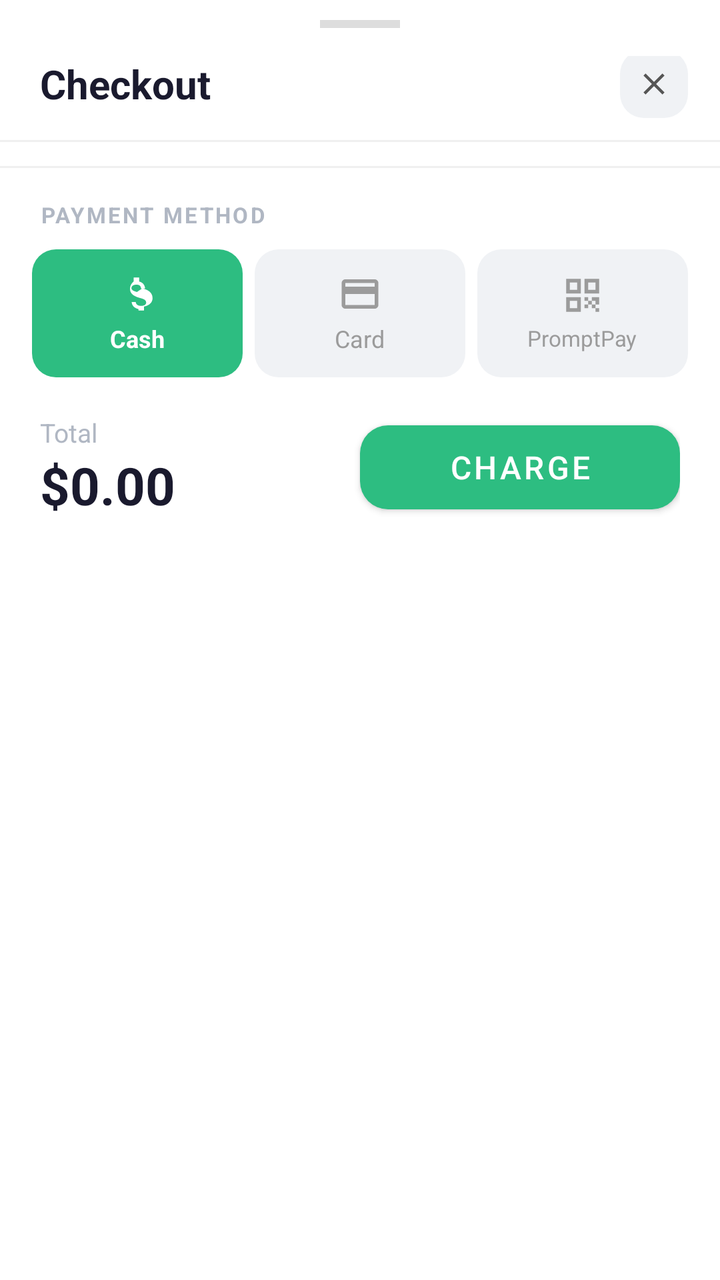
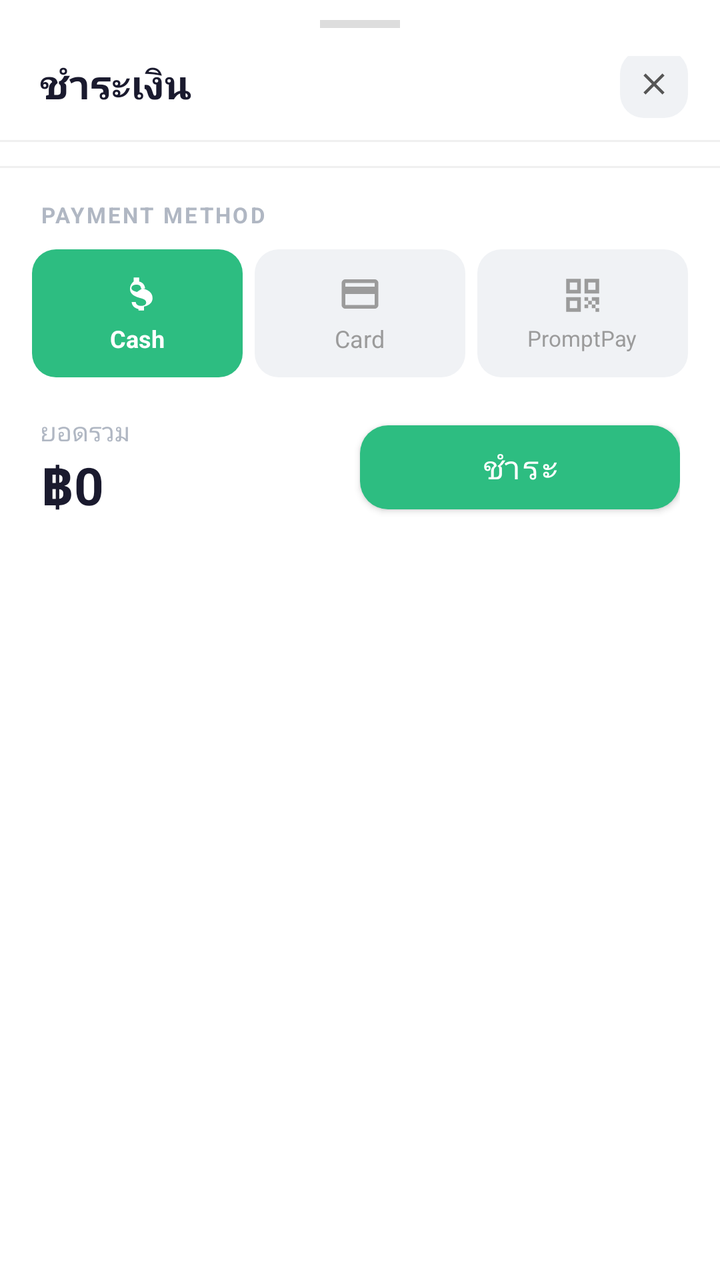

Before-and-after screenshots of an Android layout around one commit, followed by the original layout XML and the change that was made.
<!-- AndroidManifest.xml: application theme Theme.POS -->
<!-- res/layout/bottom_sheet_checkout.xml -->
<?xml version="1.0" encoding="utf-8"?>
<LinearLayout
    xmlns:android="http://schemas.android.com/apk/res/android"
    xmlns:app="http://schemas.android.com/apk/res-auto"
    android:layout_width="match_parent"
    android:layout_height="wrap_content"
    android:orientation="vertical"
    android:background="@android:color/white">

    
    <View
        android:layout_width="40dp"
        android:layout_height="4dp"
        android:layout_gravity="center_horizontal"
        android:layout_marginTop="10dp"
        android:background="#DDDDDD" />

    
    <RelativeLayout
        android:layout_width="match_parent"
        android:layout_height="wrap_content"
        android:paddingStart="20dp"
        android:paddingEnd="16dp"
        android:paddingTop="14dp"
        android:paddingBottom="8dp">

        <TextView
            android:layout_width="wrap_content"
            android:layout_height="wrap_content"
            android:text="Checkout"
            android:textColor="@color/text_title"
            android:textSize="20sp"
            android:textStyle="bold"
            android:layout_centerVertical="true" />

        <ImageView
            android:id="@+id/btnCloseCheckout"
            android:layout_width="34dp"
            android:layout_height="34dp"
            android:src="@drawable/ic_close"
            android:background="@drawable/bg_payment_unselected"
            android:padding="8dp"
            android:clickable="true"
            android:focusable="true"
            android:layout_alignParentEnd="true"
            android:layout_centerVertical="true" />
    </RelativeLayout>

    
    <View
        android:layout_width="match_parent"
        android:layout_height="1dp"
        android:background="#F0F0F0"
        android:layout_marginBottom="4dp" />

    
    <androidx.recyclerview.widget.RecyclerView
        android:id="@+id/rvCartItems"
        android:layout_width="match_parent"
        android:layout_height="wrap_content"
        android:maxHeight="260dp"
        android:nestedScrollingEnabled="false" />

    
    <View
        android:layout_width="match_parent"
        android:layout_height="1dp"
        android:background="#F0F0F0"
        android:layout_marginTop="8dp" />

    
    <TextView
        android:layout_width="wrap_content"
        android:layout_height="wrap_content"
        android:paddingStart="20dp"
        android:paddingTop="16dp"
        android:paddingBottom="10dp"
        android:text="PAYMENT METHOD"
        android:textColor="@color/text_subtitle"
        android:textSize="11sp"
        android:letterSpacing="0.1"
        android:textStyle="bold" />

    <LinearLayout
        android:layout_width="match_parent"
        android:layout_height="wrap_content"
        android:orientation="horizontal"
        android:paddingStart="16dp"
        android:paddingEnd="16dp"
        android:weightSum="3">

        
        <LinearLayout
            android:id="@+id/btnPayCash"
            android:layout_width="0dp"
            android:layout_height="64dp"
            android:layout_weight="1"
            android:layout_marginEnd="6dp"
            android:background="@drawable/bg_payment_selected"
            android:gravity="center"
            android:orientation="vertical"
            android:clickable="true"
            android:focusable="true">
            <ImageView
                android:layout_width="22dp"
                android:layout_height="22dp"
                android:src="@drawable/ic_cash"
                app:tint="@android:color/white" />
            <TextView
                android:layout_width="wrap_content"
                android:layout_height="wrap_content"
                android:text="Cash"
                android:textColor="@android:color/white"
                android:textSize="12sp"
                android:textStyle="bold"
                android:layout_marginTop="3dp" />
        </LinearLayout>

        
        <LinearLayout
            android:id="@+id/btnPayCard"
            android:layout_width="0dp"
            android:layout_height="64dp"
            android:layout_weight="1"
            android:layout_marginEnd="6dp"
            android:background="@drawable/bg_payment_unselected"
            android:gravity="center"
            android:orientation="vertical"
            android:clickable="true"
            android:focusable="true">
            <ImageView
                android:layout_width="22dp"
                android:layout_height="22dp"
                android:src="@drawable/ic_card"
                app:tint="@color/text_gray" />
            <TextView
                android:layout_width="wrap_content"
                android:layout_height="wrap_content"
                android:text="Card"
                android:textColor="@color/text_gray"
                android:textSize="12sp"
                android:layout_marginTop="3dp" />
        </LinearLayout>

        
        <LinearLayout
            android:id="@+id/btnPayPromptPay"
            android:layout_width="0dp"
            android:layout_height="64dp"
            android:layout_weight="1"
            android:background="@drawable/bg_payment_unselected"
            android:gravity="center"
            android:orientation="vertical"
            android:clickable="true"
            android:focusable="true">
            <ImageView
                android:layout_width="22dp"
                android:layout_height="22dp"
                android:src="@drawable/ic_qr"
                app:tint="@color/text_gray" />
            <TextView
                android:layout_width="wrap_content"
                android:layout_height="wrap_content"
                android:text="PromptPay"
                android:textColor="@color/text_gray"
                android:textSize="11sp"
                android:layout_marginTop="3dp" />
        </LinearLayout>
    </LinearLayout>

    
    <LinearLayout
        android:layout_width="match_parent"
        android:layout_height="wrap_content"
        android:orientation="horizontal"
        android:gravity="center_vertical"
        android:paddingStart="20dp"
        android:paddingEnd="20dp"
        android:paddingTop="18dp"
        android:paddingBottom="28dp">

        <LinearLayout
            android:layout_width="0dp"
            android:layout_height="wrap_content"
            android:layout_weight="1"
            android:orientation="vertical">
            <TextView
                android:layout_width="wrap_content"
                android:layout_height="wrap_content"
                android:text="Total"
                android:textColor="@color/text_subtitle"
                android:textSize="13sp" />
            <TextView
                android:id="@+id/tvCheckoutTotal"
                android:layout_width="wrap_content"
                android:layout_height="wrap_content"
                android:text="$0.00"
                android:textColor="@color/text_title"
                android:textSize="26sp"
                android:textStyle="bold" />
        </LinearLayout>

        <com.google.android.material.button.MaterialButton
            android:id="@+id/btnCharge"
            android:layout_width="160dp"
            android:layout_height="54dp"
            android:text="Charge"
            android:textSize="16sp"
            android:textColor="@android:color/white"
            app:backgroundTint="@color/green_primary"
            app:cornerRadius="14dp" />
    </LinearLayout>

</LinearLayout>
<!-- resources referenced by this layout -->
<resources>
  <color name="green_primary">#2DBD81</color>
  <color name="text_gray">#9B9B9B</color>
  <color name="text_subtitle">#B0B7C3</color>
  <color name="text_title">#1A1A2E</color>
  <!-- drawable bg_payment_selected (drawable) -->
  <?xml version="1.0" encoding="utf-8"?>
  <shape xmlns:android="http://schemas.android.com/apk/res/android"
      android:shape="rectangle">
      <solid android:color="@color/green_primary" />
      <corners android:radius="12dp" />
  </shape>
  <!-- drawable bg_payment_unselected (drawable) -->
  <?xml version="1.0" encoding="utf-8"?>
  <shape xmlns:android="http://schemas.android.com/apk/res/android"
      android:shape="rectangle">
      <solid android:color="@color/payment_unselected_bg" />
      <corners android:radius="12dp" />
  </shape>
  <!-- drawable ic_card (drawable) -->
  <?xml version="1.0" encoding="utf-8"?>
  <vector xmlns:android="http://schemas.android.com/apk/res/android"
      android:width="24dp"
      android:height="24dp"
      android:viewportWidth="24"
      android:viewportHeight="24">
      <path
          android:fillColor="#555555"
          android:pathData="M20,4H4C2.89,4 2.01,4.89 2.01,6L2,18C2,19.11 2.89,20 4,20h16C21.11,20 22,19.11 22,18V6C22,4.89 21.11,4 20,4zM20,18H4v-6h16V18zM20,8H4V6h16V8z" />
  </vector>
  <!-- drawable ic_cash (drawable) -->
  <?xml version="1.0" encoding="utf-8"?>
  <vector xmlns:android="http://schemas.android.com/apk/res/android"
      android:width="24dp"
      android:height="24dp"
      android:viewportWidth="24"
      android:viewportHeight="24">
      <path
          android:fillColor="#555555"
          android:pathData="M11.8,10.9c-2.27,-0.59 -3,-1.2 -3,-2.15 0,-1.09 1.01,-1.85 2.7,-1.85 1.78,0 2.44,0.85 2.5,2.1h2.21c-0.07,-1.72 -1.12,-3.3 -3.21,-3.81V3h-3v2.16C9.56,5.59 8,6.84 8,9.2c0,2.79 2.3,4.18 5.8,5.07 2.5,0.6 3,1.48 3,2.41 0,0.69 -0.49,1.79 -2.7,1.79 -2.06,0 -2.87,-0.92 -2.98,-2.1h-2.2c0.12,2.19 1.76,3.42 3.68,3.83V21h3v-2.15c2.95,-0.56 4.7,-2.28 4.7,-4.55 0,-3.5 -2.97,-4.69 -5.6,-5.4z" />
  </vector>
  <!-- drawable ic_close (drawable) -->
  <?xml version="1.0" encoding="utf-8"?>
  <vector xmlns:android="http://schemas.android.com/apk/res/android"
      android:width="24dp"
      android:height="24dp"
      android:viewportWidth="24"
      android:viewportHeight="24">
      <path
          android:fillColor="#555555"
          android:pathData="M19,6.41L17.59,5 12,10.59 6.41,5 5,6.41 10.59,12 5,17.59 6.41,19 12,13.41 17.59,19 19,17.59 13.41,12z" />
  </vector>
  <!-- drawable ic_qr (drawable) -->
  <?xml version="1.0" encoding="utf-8"?>
  <vector xmlns:android="http://schemas.android.com/apk/res/android"
      android:width="24dp"
      android:height="24dp"
      android:viewportWidth="24"
      android:viewportHeight="24">
      <path
          android:fillColor="#555555"
          android:pathData="M3,11h8V3H3v8zM5,5h4v4H5V5zM3,21h8v-8H3v8zM5,15h4v4H5v-4zM13,3v8h8V3h-8zM19,9h-4V5h4v4zM13,13h2v2h-2v-2zM15,15h2v2h-2v-2zM13,17h2v2h-2v-2zM17,17h2v2h-2v-2zM19,19h2v2h-2v-2zM17,13h4v2h-4v-2zM19,15h2v2h-2v-2z" />
  </vector>
  <style name="Theme.POS" parent="Theme.MaterialComponents.DayNight.DarkActionBar">
          
          <item name="colorPrimary">@color/purple_500</item>
          <item name="colorPrimaryVariant">@color/purple_700</item>
          <item name="colorOnPrimary">@color/white</item>
          
          <item name="colorSecondary">@color/teal_200</item>
          <item name="colorSecondaryVariant">@color/teal_700</item>
          <item name="colorOnSecondary">@color/black</item>
          
          <item name="android:statusBarColor">?attr/colorPrimaryVariant</item>
          
      </style>
  <color name="payment_unselected_bg">#F0F2F5</color>
  <color name="purple_500">#FF6200EE</color>
  <color name="purple_700">#FF3700B3</color>
  <color name="white">#FFFFFFFF</color>
  <color name="teal_200">#FF03DAC5</color>
  <color name="teal_700">#FF018786</color>
  <color name="black">#FF000000</color>
</resources>

<!-- the commit's change to res/layout/bottom_sheet_checkout.xml (unified diff, before → after) -->
@@ -27,7 +27,7 @@
         <TextView
             android:layout_width="wrap_content"
             android:layout_height="wrap_content"
-            android:text="Checkout"
+            android:text="ชำระเงิน"
             android:textColor="@color/text_title"
             android:textSize="20sp"
             android:textStyle="bold"
@@ -187,14 +187,14 @@
             <TextView
                 android:layout_width="wrap_content"
                 android:layout_height="wrap_content"
-                android:text="Total"
+                android:text="ยอดรวม"
                 android:textColor="@color/text_subtitle"
                 android:textSize="13sp" />
             <TextView
                 android:id="@+id/tvCheckoutTotal"
                 android:layout_width="wrap_content"
                 android:layout_height="wrap_content"
-                android:text="$0.00"
+                android:text="฿0"
                 android:textColor="@color/text_title"
                 android:textSize="26sp"
                 android:textStyle="bold" />
@@ -204,7 +204,7 @@
             android:id="@+id/btnCharge"
             android:layout_width="160dp"
             android:layout_height="54dp"
-            android:text="Charge"
+            android:text="ชำระ"
             android:textSize="16sp"
             android:textColor="@android:color/white"
             app:backgroundTint="@color/green_primary"
<!-- resource entries referenced after the edit -->
@@ -62,25 +62,24 @@
           android:fillColor="#555555"
           android:pathData="M3,11h8V3H3v8zM5,5h4v4H5V5zM3,21h8v-8H3v8zM5,15h4v4H5v-4zM13,3v8h8V3h-8zM19,9h-4V5h4v4zM13,13h2v2h-2v-2zM15,15h2v2h-2v-2zM13,17h2v2h-2v-2zM17,17h2v2h-2v-2zM19,19h2v2h-2v-2zM17,13h4v2h-4v-2zM19,15h2v2h-2v-2z" />
   </vector>
-  <style name="Theme.POS" parent="Theme.MaterialComponents.DayNight.DarkActionBar">
+  <style name="Theme.POS" parent="Theme.MaterialComponents.DayNight.NoActionBar">
           
-          <item name="colorPrimary">@color/purple_500</item>
-          <item name="colorPrimaryVariant">@color/purple_700</item>
+          <item name="colorPrimary">@color/green_primary</item>
+          <item name="colorPrimaryVariant">@color/green_dark</item>
           <item name="colorOnPrimary">@color/white</item>
           
-          <item name="colorSecondary">@color/teal_200</item>
-          <item name="colorSecondaryVariant">@color/teal_700</item>
-          <item name="colorOnSecondary">@color/black</item>
+          <item name="colorSecondary">@color/blue_primary</item>
+          <item name="colorSecondaryVariant">@color/blue_primary</item>
+          <item name="colorOnSecondary">@color/white</item>
           
-          <item name="android:statusBarColor">?attr/colorPrimaryVariant</item>
-          
+          <item name="android:statusBarColor">@color/green_dark</item>
+          <item name="android:windowLightStatusBar" tools:targetApi="23">false</item>
+          <item name="android:windowBackground">@color/bg_screen</item>
       </style>
   <color name="payment_unselected_bg">#F0F2F5</color>
-  <color name="purple_500">#FF6200EE</color>
-  <color name="purple_700">#FF3700B3</color>
+  <color name="green_dark">#1FA86E</color>
   <color name="white">#FFFFFFFF</color>
-  <color name="teal_200">#FF03DAC5</color>
-  <color name="teal_700">#FF018786</color>
-  <color name="black">#FF000000</color>
+  <color name="blue_primary">#4B85E0</color>
+  <color name="bg_screen">#F5F7FB</color>
 </resources>
 
